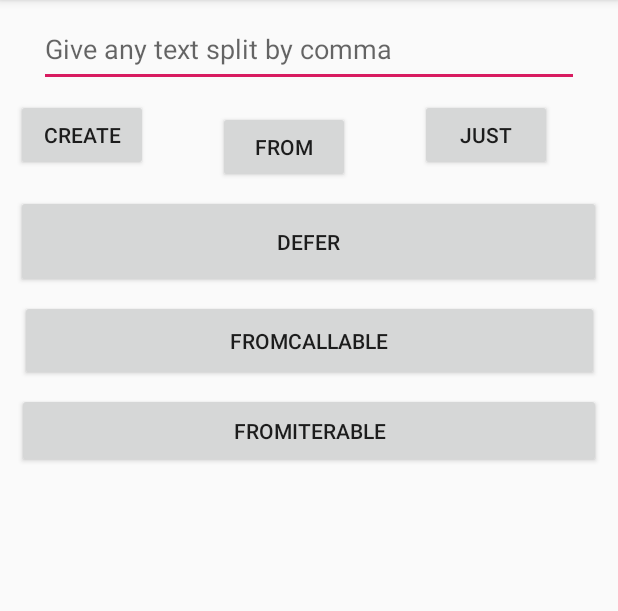
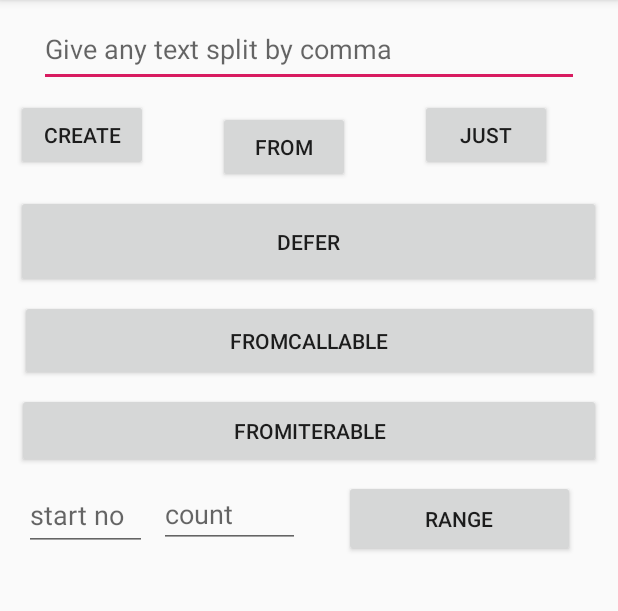
Before and after one commit to harisudhan7889/Code-ReactiveX, an Android app: the BasicOperatorsActivity screen opened directly, with no data from a screen before it, on a phone screen of 412 x 824 dp, the part 84-695 px from its top. Run offline under Robolectric (Android 15) with nearby library versions, the phone set to English and light mode, and no system bars; our stand-ins replace RxJava.

Commit message:
Updated with Observable.range operator

```diff
--- a/app/src/main/res/layout/view_basic_operators.xml
+++ b/app/src/main/res/layout/view_basic_operators.xml
@@ -73,6 +73,31 @@
             app:layout_constraintTop_toBottomOf="@+id/fromCallable" app:layout_constraintEnd_toEndOf="parent"
             android:layout_marginEnd="8dp" app:layout_constraintStart_toStartOf="parent"
             android:layout_marginStart="8dp"/>
+    <Button
+            android:text="Range"
+            android:layout_width="154dp"
+            android:layout_height="51dp"
+            android:id="@+id/rangeButton" android:layout_marginTop="8dp"
+            app:layout_constraintTop_toBottomOf="@+id/fromIterable"
+            app:layout_constraintEnd_toEndOf="parent" android:layout_marginEnd="8dp"
+            app:layout_constraintStart_toEndOf="@+id/count" android:layout_marginStart="8dp"/>
+    <EditText
+            android:layout_width="82dp"
+            android:layout_height="47dp"
+            android:inputType="number"
+            android:ems="10"
+            android:id="@+id/startNo"
+            app:layout_constraintStart_toStartOf="parent" android:layout_marginStart="16dp"
+            android:layout_marginTop="8dp" app:layout_constraintTop_toBottomOf="@+id/fromIterable"
+            android:hint="start no"/>
+    <EditText
+            android:layout_width="94dp"
+            android:layout_height="wrap_content"
+            android:inputType="number"
+            android:ems="10"
+            android:id="@+id/count" android:layout_marginTop="8dp"
+            app:layout_constraintTop_toBottomOf="@+id/fromIterable" app:layout_constraintStart_toEndOf="@+id/startNo"
+            android:layout_marginStart="8dp" android:hint="count"/>
 
 
 </android.support.constraint.ConstraintLayout>
```
Also changed, not shown: app/src/main/java/com/hari/rxjava/operators/basic/BasicOperatorsActivity.kt (+7 -0 lines), app/src/main/java/com/hari/rxjava/operators/basic/BasicOperatorsPresenterImpl.kt (+24 -0 lines), 1 other file.
